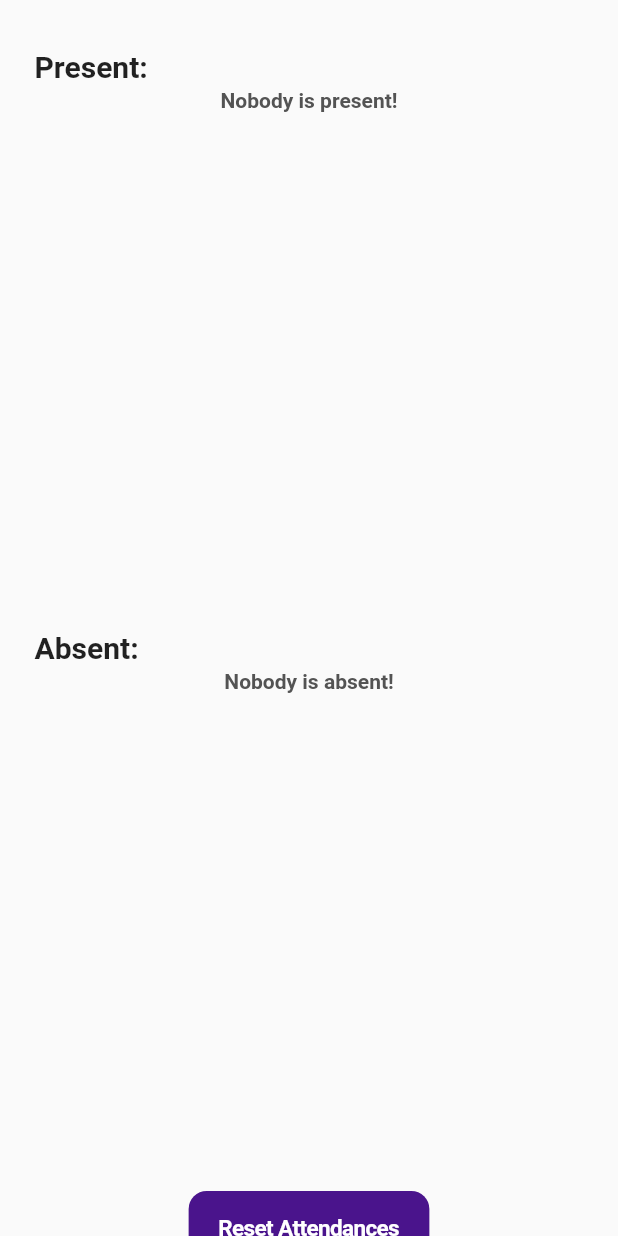
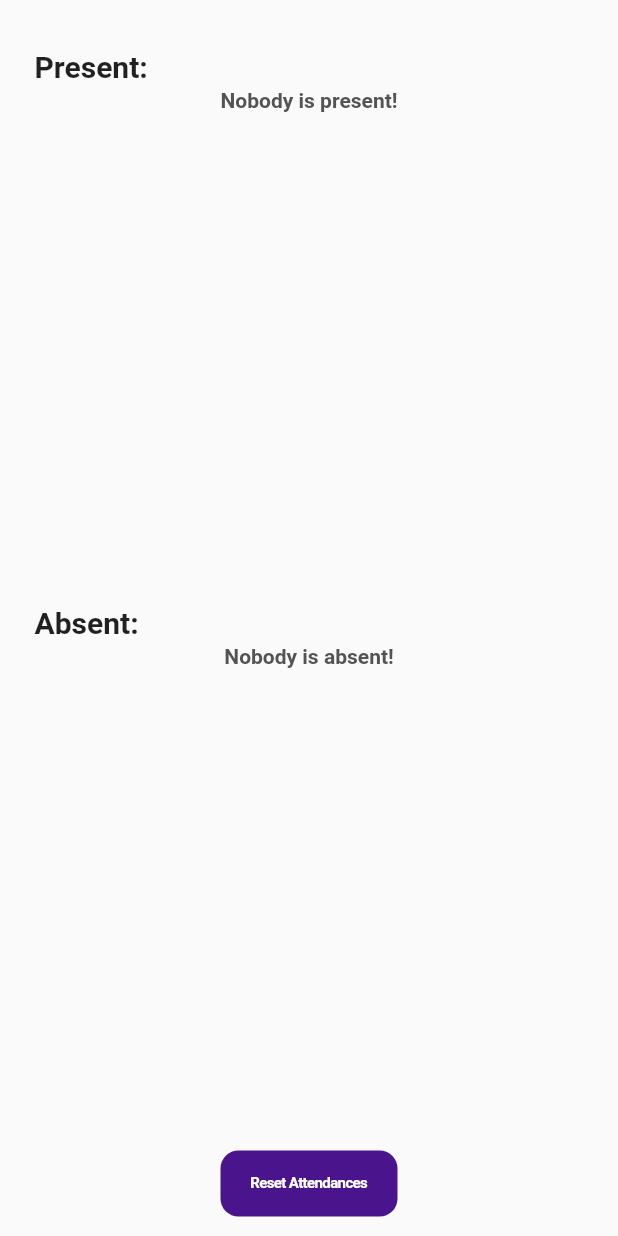
Before and after one commit to Dhi13man/SafeSyncIoT, a Flutter app: the AttendanceTracker widget shown alone on an empty page, opened directly, on a phone screen of 412 x 824 dp. Run offline on Flutter 3.47's test engine with Material 2 defaults, Android fonts, the phone set to English and light mode, and no system bars; our stand-ins replace bloc, flutter_bloc, moor, page_transition, simple_animations, sqflite and 1 more; missing offline and left inert: moor2csv, undo; accounts and stored records are empty; generated files the repository leaves out were written again; statements that could not run were skipped.

Commit message:
Futher UI optimization for mobile

```diff
--- a/lib/Backend/constants.dart
+++ b/lib/Backend/constants.dart
@@ -17,6 +17,11 @@ class ImportantConstants {
   Color get textLightestColor => Colors.white;
   EdgeInsetsGeometry get defaultPadding =>
       EdgeInsets.symmetric(vertical: 20, horizontal: 20);
+  EdgeInsetsGeometry buttonPadding({double vertical, double horizontal}) =>
+      EdgeInsets.symmetric(
+        vertical: vertical,
+        horizontal: onMobileScreen ? horizontal - 30 : horizontal,
+      );
 
   /// Whether on small screen
   bool get onMobileScreen => Platform.isIOS || Platform.isAndroid;
--- a/lib/UI/home/components/attendance/attendance.dart
+++ b/lib/UI/home/components/attendance/attendance.dart
@@ -34,13 +34,15 @@ class ResetAttendancesButton extends StatelessWidget {
   Widget build(BuildContext context) {
     return Container(
       alignment: Alignment.bottomCenter,
+      margin: EdgeInsets.symmetric(
+          horizontal: (importantConstants.onMobileScreen) ? 25 : 0),
       height: 50,
       child: CupertinoButton(
         color: importantConstants.bgGradBegin,
         child: Text(
           'Reset Attendances',
           style: TextStyle(
-            fontSize: 15,
+            fontSize: (importantConstants.onMobileScreen) ? 10 : 15,
             color: importantConstants.textLightestColor,
             fontWeight: FontWeight.bold,
           ),
@@ -54,10 +56,7 @@ class ResetAttendancesButton extends StatelessWidget {
 class AttendanceTracker extends StatelessWidget {
   @override
   Widget build(BuildContext context) {
-    return SingleChildScrollView(
-      scrollDirection: Axis.vertical,
-      child: Container(
-        height: MediaQuery.of(context).size.height,
+    return Container(
       margin: EdgeInsets.only(
         top: 20,
         bottom: 13,
@@ -74,7 +73,6 @@ class AttendanceTracker extends StatelessWidget {
           ResetAttendancesButton(),
         ],
       ),
-      ),
     );
   }
 }
```
Also changed, not shown: lib/UI/home/components/logs/logs.dart (+8 -12 lines), lib/UI/home/home.dart (+6 -10 lines). Lines whose indentation alone changed are shown as unchanged.
